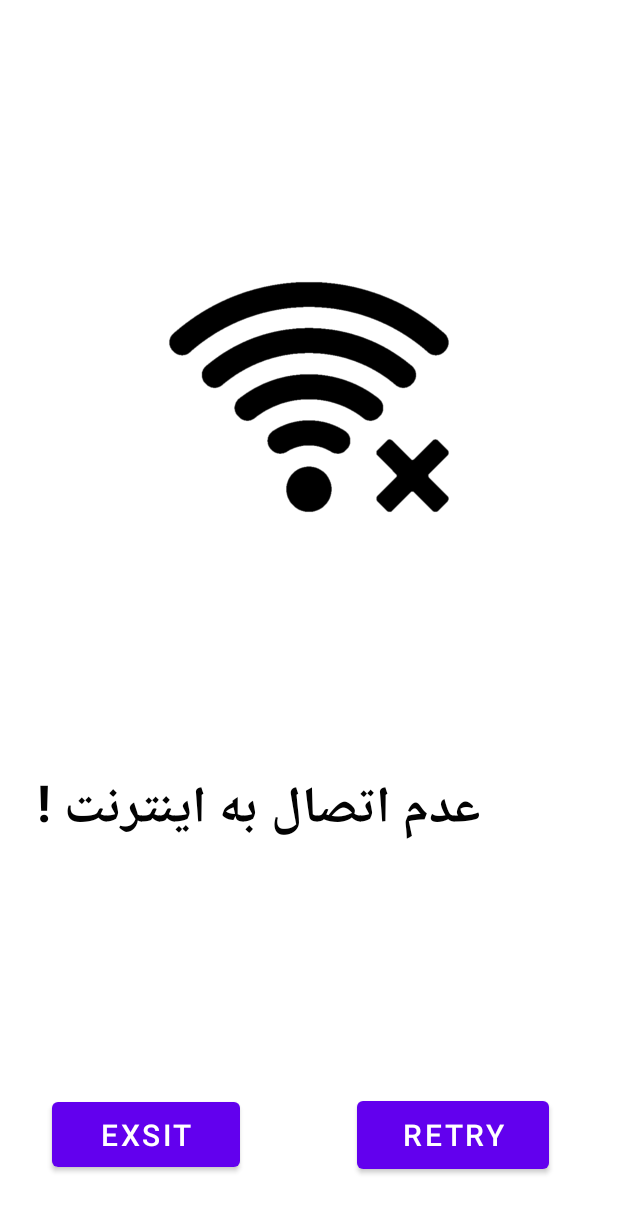
After one commit to Yasaminshamsedin/music-player, an Android app: the layout connection.xml on its own in the app's theme, with its tools: preview values and no code run, on a phone screen of 412 x 824 dp. The commit adds this screen. Shown: the top 1213 px of the screen. Run offline under Robolectric (Android 15) with nearby library versions, the phone set to English and light mode, and no system bars.

Commit message:
connection_internet

```diff
--- a/app/src/main/AndroidManifest.xml
+++ b/app/src/main/AndroidManifest.xml
@@ -1,7 +1,8 @@
 <?xml version="1.0" encoding="utf-8"?>
 <manifest xmlns:android="http://schemas.android.com/apk/res/android"
     xmlns:tools="http://schemas.android.com/tools">
-
+    <uses-permission android:name="android.permission.INTERNET" />
+    <uses-permission android:name="android.permission.ACCESS_NETWORK_STATE" />
     <application
         android:allowBackup="true"
         android:dataExtractionRules="@xml/data_extraction_rules"
--- a/app/src/main/java/shariati/shamsedin/finalproject/Search.java
+++ b/app/src/main/java/shariati/shamsedin/finalproject/Search.java
@@ -1,10 +1,16 @@
 package shariati.shamsedin.finalproject;
 
 import android.os.Bundle;
+import android.widget.EditText;
 
 import androidx.appcompat.app.AppCompatActivity;
+import androidx.recyclerview.widget.RecyclerView;
 
 public class Search extends AppCompatActivity {
+    EditText edSearch;
+
+    RecyclerView recyclerViewSearch;
+
 
     @Override
     protected void onCreate(Bundle savedInstanceState) {
--- /dev/null
+++ b/app/src/main/res/layout/connection.xml
@@ -0,0 +1,66 @@
+<?xml version="1.0" encoding="utf-8"?>
+<androidx.constraintlayout.widget.ConstraintLayout xmlns:android="http://schemas.android.com/apk/res/android"
+    xmlns:app="http://schemas.android.com/apk/res-auto"
+    xmlns:tools="http://schemas.android.com/tools"
+    android:layout_width="match_parent"
+    android:layout_height="match_parent">
+
+
+    <ImageView
+        android:id="@+id/imageView"
+        android:layout_width="233dp"
+        android:layout_height="325dp"
+        android:layout_marginStart="89dp"
+        android:layout_marginTop="102dp"
+        android:layout_marginEnd="89dp"
+        android:layout_marginBottom="54dp"
+        app:layout_constraintBottom_toTopOf="@+id/textView"
+        app:layout_constraintEnd_toEndOf="parent"
+        app:layout_constraintStart_toStartOf="parent"
+        app:layout_constraintTop_toTopOf="parent"
+        app:srcCompat="@drawable/internet"
+        tools:ignore="MissingConstraints" />
+
+    <Button
+        android:id="@+id/btnexsit"
+        android:layout_width="125dp"
+        android:layout_height="55dp"
+        android:layout_marginStart="16dp"
+        android:layout_marginTop="135dp"
+        android:layout_marginEnd="40dp"
+        android:layout_marginBottom="16dp"
+        android:text="Exsit"
+        android:textSize="20sp"
+        app:layout_constraintBottom_toBottomOf="parent"
+        app:layout_constraintEnd_toStartOf="@+id/btnrety"
+        app:layout_constraintStart_toStartOf="parent"
+        app:layout_constraintTop_toBottomOf="@+id/textView" />
+
+    <Button
+        android:id="@+id/btnrety"
+        android:layout_width="128dp"
+        android:layout_height="57dp"
+        android:layout_marginStart="20dp"
+        android:layout_marginTop="155dp"
+        android:layout_marginEnd="27dp"
+        android:layout_marginBottom="36dp"
+        android:text="retry"
+        android:textSize="20sp"
+        app:layout_constraintBottom_toBottomOf="parent"
+        app:layout_constraintEnd_toEndOf="parent"
+        app:layout_constraintStart_toEndOf="@+id/btnexsit"
+        app:layout_constraintTop_toBottomOf="@+id/textView" />
+
+    <TextView
+        android:id="@+id/textView"
+        android:layout_width="wrap_content"
+        android:layout_height="wrap_content"
+        android:layout_marginStart="16dp"
+        android:layout_marginTop="84dp"
+        android:text="عدم اتصال به اینترنت ! "
+        android:textColor="#020202"
+        android:textSize="34sp"
+        android:textStyle="bold"
+        app:layout_constraintStart_toStartOf="parent"
+        app:layout_constraintTop_toBottomOf="@+id/imageView" />
+</androidx.constraintlayout.widget.ConstraintLayout>
```
Also changed, not shown: app/src/main/java/shariati/shamsedin/finalproject/splash.java (+53 -9 lines), app/src/main/res/layout/activity_search.xml (+24 -0 lines), app/src/main/res/drawable/internet.png (added).
